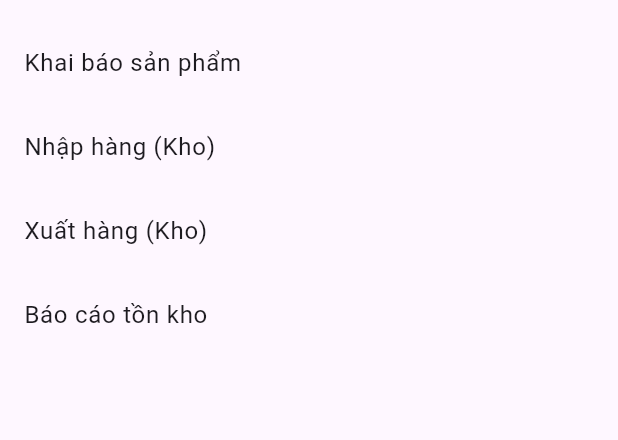
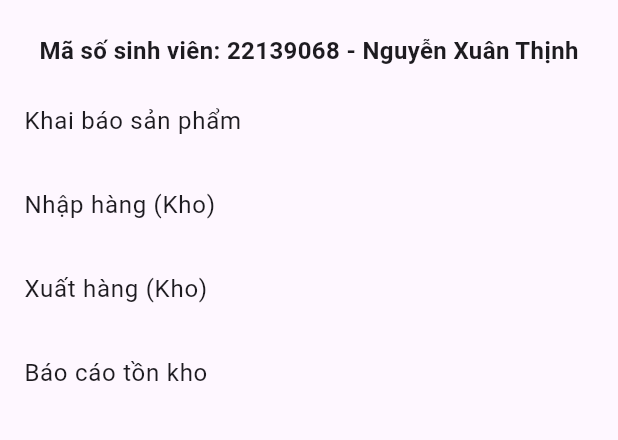
Before and after one commit to huunhanqq/appQL, a Flutter app: the HomePage screen opened by its route, on a phone screen of 412 x 824 dp, the part 63-503 px from its top. Run offline on Flutter 3.47's test engine with Material 3 defaults, Android fonts, the phone set to English and light mode, and no system bars; our stand-ins replace shared_preferences, sqflite; accounts and stored records are empty.

Commit message:
Initial commit

```diff
--- a/appQL/codedao/lib/main.dart
+++ b/appQL/codedao/lib/main.dart
@@ -124,6 +124,7 @@ class _LoginPageState extends State<LoginPage> {
 }
 
 // 2. Trang chủ: Menu chính của phần mềm
+// Mã số sinh viên: 22139068 - Nguyễn Xuân Thịnh
 class HomePage extends StatelessWidget {
   @override
   Widget build(BuildContext context) {
@@ -131,7 +132,17 @@ class HomePage extends StatelessWidget {
       appBar: AppBar(
         title: Text("Quản lý kho"),
       ),
-      body: ListView(
+      body: Column(
+        children: [
+          Padding(
+            padding: const EdgeInsets.all(8.0),
+            child: Text(
+              "Mã số sinh viên: 22139068 - Nguyễn Xuân Thịnh",
+              style: TextStyle(fontSize: 16, fontWeight: FontWeight.bold),
+            ),
+          ),
+          Expanded(
+            child: ListView(
               children: [
                 ListTile(
                   title: Text("Khai báo sản phẩm"),
@@ -148,6 +159,9 @@ class HomePage extends StatelessWidget {
                 ListTile(
                   title: Text("Báo cáo tồn kho"),
                   onTap: () => Navigator.pushNamed(context, '/report'),
+                ),
+              ],
+            ),
           ),
         ],
       ),
--- a/appQL/codedao/pubspec.yaml
+++ b/appQL/codedao/pubspec.yaml
@@ -13,9 +13,6 @@ dependencies:
   shared_preferences: ^2.0.15
   flutter_local_notifications:  ^17.2.3
 
-  qr_code_scanner: ^1.0.0
-  image_picker: ^0.8.7+3
-  qr_code_tools: ^1.0.3
 
 flutter:
   uses-material-design: true
```
Also changed, not shown: appQL/codedao/pubspec.lock, 5 other files. Lines whose indentation alone changed are shown as unchanged.
